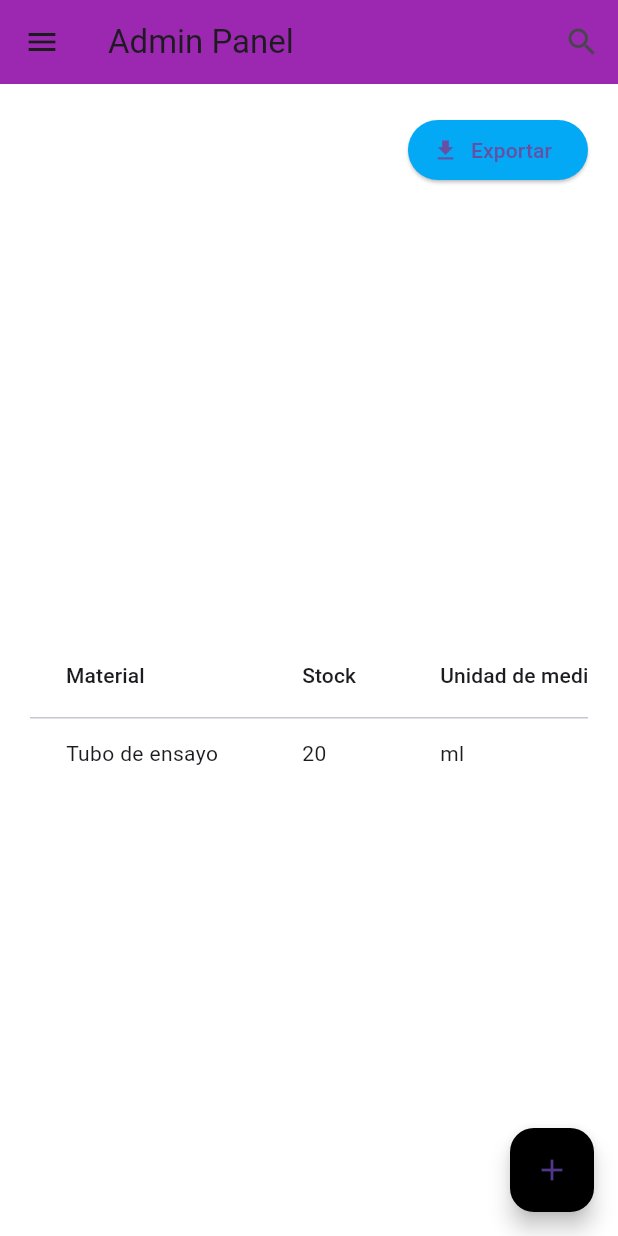
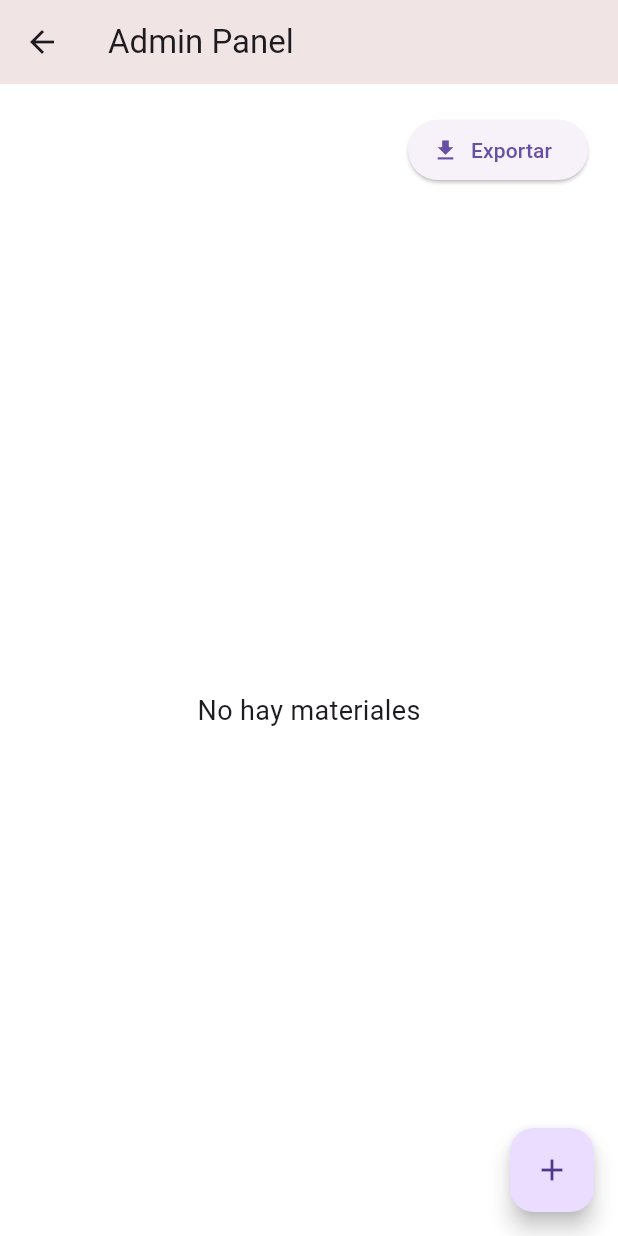
Before and after one commit to Jos1609/Laboratorio, a Flutter app: the HomeAdminScreen screen opened by its route, after a tap on the "add" icon, on a phone screen of 412 x 824 dp. Run offline on Flutter 3.47's test engine with Material 3 defaults, Android fonts, the phone set to English and light mode, and no system bars; our stand-ins replace equatable, file_picker, firebase_auth, firebase_core, firebase_database, font_awesome_flutter; missing offline and left inert: excel; accounts and stored records are empty.

Commit message:
modulo de agregar materiales ok

```diff
--- a/lib/core/constants/app_colors.dart
+++ b/lib/core/constants/app_colors.dart
@@ -8,4 +8,5 @@ class AppColors {
   static const textColor = Color(0xFF000000);
   static const redColor = Color.fromARGB(255, 245, 3, 3);
   static const Color primary = Color.fromARGB(255, 96, 208, 142);
+   static const mainColor = Color.fromARGB(255, 240, 228, 228);
 }
--- a/lib/ui/screens/admin/home_screen.dart
+++ b/lib/ui/screens/admin/home_screen.dart
@@ -1,53 +1,124 @@
 import 'package:flutter/material.dart';
-import 'package:laboratorio/ui/widgets/ResponsiveNavBar.dart';
+import 'package:laboratorio/core/constants/app_colors.dart';
+import 'package:laboratorio/data/repositories/material_repository.dart';
 import 'package:laboratorio/ui/widgets/update_material_screen.dart';
+import 'package:firebase_database/firebase_database.dart';
+import 'package:file_picker/file_picker.dart';
+//import 'package:path_provider/path_provider.dart';
+//import 'package:permission_handler/permission_handler.dart';
 
-class HomeAdminScreen extends StatelessWidget {
+import 'dart:io';
+import 'package:excel/excel.dart';
+
+class HomeAdminScreen extends StatefulWidget {
   const HomeAdminScreen({super.key});
+
+  @override
+  _HomeAdminScreenState createState() => _HomeAdminScreenState();
+}
+
+class _HomeAdminScreenState extends State<HomeAdminScreen> {
+  final MaterialRepository _materialRepo = MaterialRepository();
+  late DatabaseReference _materialRef;
+  List<Map<dynamic, dynamic>> materials = [];
+
+  @override
+  void initState() {
+    super.initState();
+    _materialRef = FirebaseDatabase.instance.ref().child('materiales');
+    _materialRef.onValue.listen((event) {
+      final data = event.snapshot.value != null
+          ? Map<dynamic, dynamic>.from(event.snapshot.value as Map)
+          : {};
+      setState(() {
+        materials = data.values.toList().cast<Map<dynamic, dynamic>>();
+      });
+    });
+  }
+
+  // Import materials from an Excel file and upload to Firebase
+  void _importMaterials() async {
+    FilePickerResult? result = await FilePicker.platform.pickFiles(
+      type: FileType.custom,
+      allowedExtensions: ['xlsx'],
+    );
+
+    if (result != null) {
+      var bytes = File(result.files.single.path!).readAsBytesSync();
+      var excel = Excel.decodeBytes(bytes);
+
+      for (var table in excel.tables.keys) {
+        for (var row in excel.tables[table]!.rows) {
+          // Acceder al valor directamente desde la propiedad .value de la celda
+          String materialName =
+              row[0]?.value?.toString() ?? ''; // Convertir a String
+          int? stock = (row[1]?.value is int)
+              ? (row[1]?.value as int)
+              : int.tryParse(row[1]?.value?.toString() ??
+                  ''); // Convertir a int si es necesario
+          String unit = row[2]?.value?.toString() ?? ''; // Convertir a String
+
+          // Validar que los datos no sean nulos o vacíos
+          if (materialName.isNotEmpty && stock != null && unit.isNotEmpty) {
+            try {
+              print(
+                  'Subiendo material: $materialName, stock: $stock, unit: $unit');
+              await _materialRepo.addMaterial(materialName, stock, unit);
+              print('Material "$materialName" subido correctamente.');
+            } catch (e) {
+              print('Error al subir el material "$materialName": $e');
+              ScaffoldMessenger.of(context).showSnackBar(
+                SnackBar(
+                  content: Text('Error al subir el material: $materialName'),
+                ),
+              );
+            }
+          } else {
+            print('Datos inválidos en la fila: $row');
+          }
+        }
+      }
+
+      ScaffoldMessenger.of(context).showSnackBar(
+        SnackBar(
+          content: Text('¡Datos subidos exitosamente!'),
+          duration: Duration(seconds: 2),
+        ),
+      );
+    }
+  }
+
+  Future<void> _exportMaterials() async {}
 
   @override
   Widget build(BuildContext context) {
     return Scaffold(
       appBar: AppBar(
         title: const Text('Admin Panel'),
-        backgroundColor: Colors.purple,
-        actions: [
-          // El buscador siempre visible
-          IconButton(
-            icon: const Icon(Icons.search),
-            onPressed: () {
-              // Lógica del buscador
-            },
-          ),
-        ],
-      ),
-      // Drawer para mostrar el menú lateral
-      drawer: const Drawer(
-        child: ResponsiveNavBar(), // Menú lateral que se puede desplegar
+        backgroundColor: AppColors.mainColor,
       ),
       body: Padding(
         padding: const EdgeInsets.all(20.0),
         child: Column(
           children: [
-            // Botón de exportar
             Align(
               alignment: Alignment.topRight,
               child: ElevatedButton.icon(
-                onPressed: () {
-                  // Lógica para exportar datos
-                },
+                onPressed: _exportMaterials,
                 icon: const Icon(Icons.download),
                 label: const Text('Exportar'),
-                style: ElevatedButton.styleFrom(
-                  backgroundColor: Colors.lightBlue,
-                ),
               ),
             ),
             const SizedBox(height: 20),
-            // Tabla centrada
             Expanded(
-              child: Center(
-                child: SingleChildScrollView(
+              child: materials.isEmpty
+                  ? const Center(
+                      child: Text(
+                        'No hay materiales',
+                        style: TextStyle(fontSize: 18),
+                      ),
+                    )
+                  : SingleChildScrollView(
                       scrollDirection: Axis.horizontal,
                       child: DataTable(
                         columns: const [
@@ -56,59 +127,37 @@ class HomeAdminScreen extends StatelessWidget {
                           DataColumn(label: Text('Unidad de medida')),
                           DataColumn(label: Text('Acciones')),
                         ],
-                    rows: [
-                      DataRow(cells: [
-                        const DataCell(Text('Tubo de ensayo')),
-                        const DataCell(Text('20')),
-                        const DataCell(Text('ml')),
+                        rows: materials.map((material) {
+                          return DataRow(cells: [
+                            DataCell(Text(material['name'])),
+                            DataCell(Text(material['stock'].toString())),
+                            DataCell(Text(material['unit'])),
                             DataCell(
-                          TextButton.icon(
+                              IconButton(
+                                icon: const Icon(Icons.edit),
                                 onPressed: () {
                                   showDialog(
                                     context: context,
                                     builder: (BuildContext context) {
                                       return Dialog(
-                                    shape: RoundedRectangleBorder(
-                                      borderRadius: BorderRadius.circular(12.0),
-                                    ),
-                                    child: SingleChildScrollView(
-                                      child: Container(
-                                        width: MediaQuery.of(context)
-                                                .size
-                                                .width *
-                                            0.8, // Ajusta el ancho según necesites
-                                        height: MediaQuery.of(context)
-                                                .size
-                                                .height *
-                                            0.9, // Ajusta la altura según necesites
-                                        padding: const EdgeInsets.all(16.0),
-                                        child: UpdateMaterialScreen(),
-                                      ),
-                                    ),
+                                        child: UpdateMaterialScreen(
+                                            material: material),
                                       );
                                     },
                                   );
                                 },
-                            icon: const Icon(Icons.edit, size: 16),
-                            label: const Text('Editar'),
                               ),
                             ),
-                      ]),
-                      // Añade más filas de materiales aquí
-                    ],
-                  ),
+                          ]);
+                        }).toList(),
                       ),
                     ),
             ),
           ],
         ),
       ),
-      // Botón flotante para agregar nuevos materiales
       floatingActionButton: FloatingActionButton(
-        onPressed: () {
-          // Lógica para añadir nuevo material
-        },
-        backgroundColor: Colors.black,
+        onPressed: _importMaterials,
         child: const Icon(Icons.add),
       ),
     );
--- a/lib/ui/screens/login/login_viewmodel.dart
+++ b/lib/ui/screens/login/login_viewmodel.dart
@@ -38,7 +38,7 @@ class LoginViewModel extends ChangeNotifier {
         // Manejar el inicio de sesión exitoso (navegación o mensaje)
         Navigator.pushReplacementNamed(
           context,
-          '/home-docente'
+          '/home-admin'
           );
       }
     } on CustomException catch (e) {
--- a/pubspec.yaml
+++ b/pubspec.yaml
@@ -7,6 +7,8 @@ version: 1.0.0+1
 environment:
   sdk: '>=3.4.0 <4.0.0'
 
+permissions:
+  storage: read
 
 dependencies:
   flutter:
@@ -22,6 +24,10 @@ dependencies:
   equatable: ^2.0.5
   firebase_database: ^11.1.3
   uuid: ^3.0.4
+  file_picker: ^8.1.2
+  excel: ^4.0.6
+  permission_handler: ^11.3.1
+  path_provider: ^2.1.4
 
 dev_dependencies:
   flutter_test:
```
Also changed, not shown: lib/data/repositories/material_repository.dart (added, +30 -0 lines), lib/ui/widgets/update_material_screen.dart (+29 -86 lines), pubspec.lock, 3 other files. Lines whose indentation alone changed are shown as unchanged.
